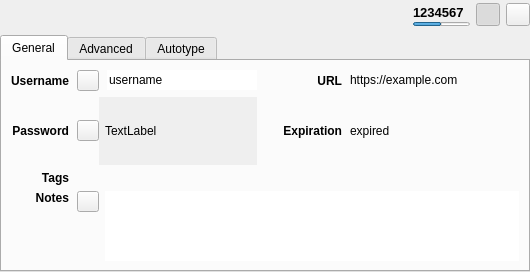
keepassxreboot/keepassxc, file src/gui/EntryPreviewWidget.ui: the form before one commit.
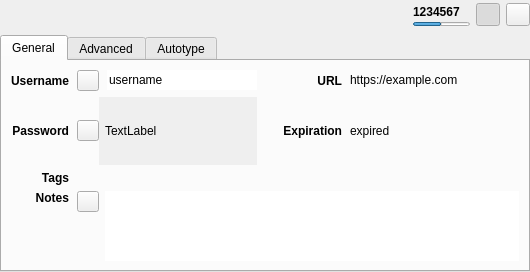
The form after the commit. Custom widgets are drawn as their Qt base class.

Commit message: Fix font size for TOTP in preview panel

Patch:
```diff
--- a/src/gui/EntryPreviewWidget.ui
+++ b/src/gui/EntryPreviewWidget.ui
@@ -137,7 +137,6 @@
              <widget class="QLabel" name="entryTotpLabel">
               <property name="font">
                <font>
-                <pointsize>10</pointsize>
                 <bold>true</bold>
                </font>
               </property>
```
